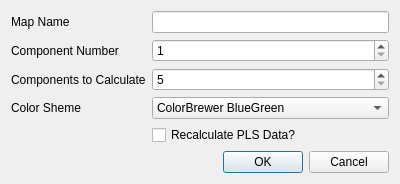
Above: plsdialog.ui from VespucciProject/Vespucci before the change. Below: the same form after it.
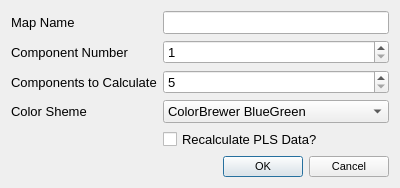
That is the form after the change.

Commit message: UI enhancements (larger dialogs with larger font (10 pt instead of 8 pt), plot preview interactions (mouse wheel zoom, drag), simplification of forms). Implementation of composite datasets through MetaDataset and MetaDatasetDialog.

Diff of the .ui file:
```diff
--- a/plsdialog.ui
+++ b/plsdialog.ui
@@ -10,6 +10,11 @@
     <height>168</height>
    </rect>
   </property>
+  <property name="font">
+   <font>
+    <pointsize>10</pointsize>
+   </font>
+  </property>
   <property name="windowTitle">
    <string>Partial Least Squares</string>
   </property>
@@ -276,6 +281,11 @@
    </item>
    <item row="5" column="1">
     <widget class="QDialogButtonBox" name="buttonBox">
+     <property name="font">
+      <font>
+       <pointsize>8</pointsize>
+      </font>
+     </property>
      <property name="orientation">
       <enum>Qt::Horizontal</enum>
      </property>
```
Left out of the diff: 2 changed lines with no effect on the pictures. The commit also changes 36 other files.
